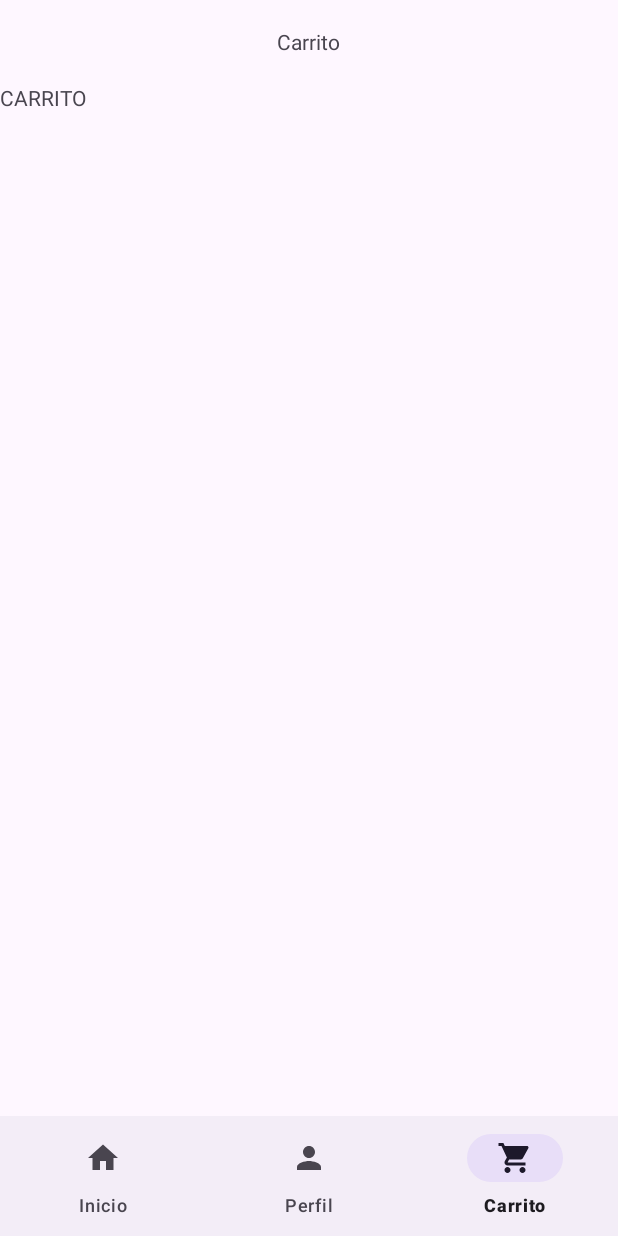
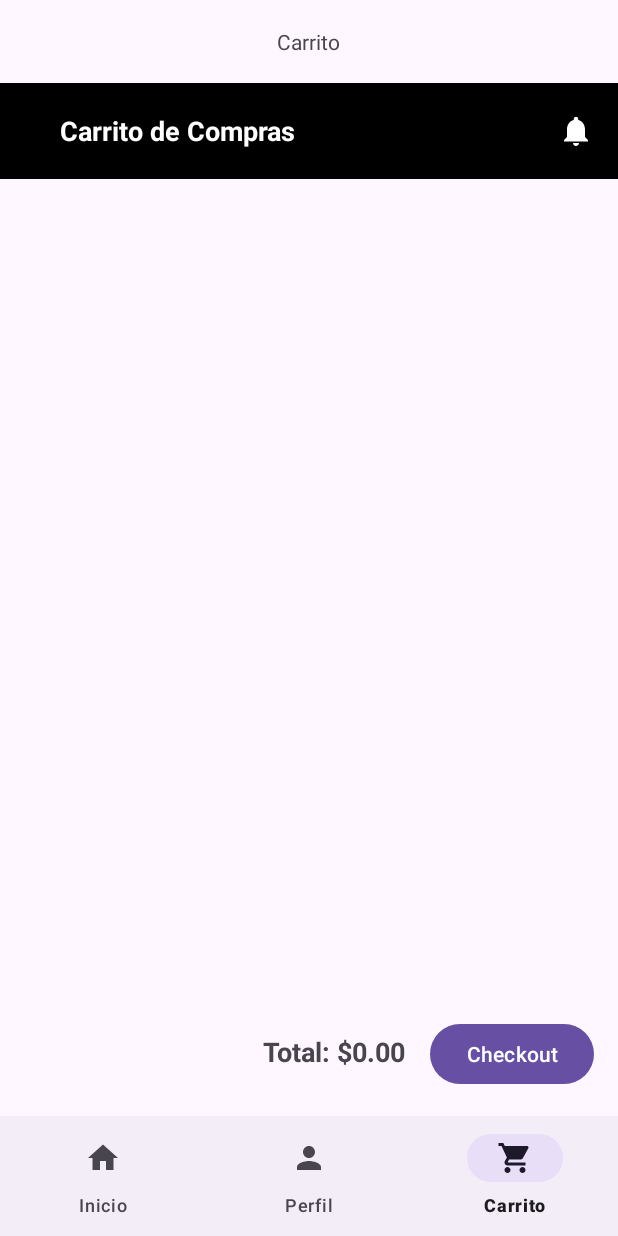
Before and after one commit to pipe0220/KonstruApp-mobil, an Android app: the screen it shows after launch (MainActivity), item 3 of the bottom bar chosen, on a phone screen of 412 x 824 dp. Run offline under Robolectric (Android 15) with nearby library versions, the phone set to English and light mode, and no system bars.

```diff
--- /dev/null
+++ b/app/src/main/res/drawable/action_notification_blanca.xml
@@ -0,0 +1,5 @@
+<vector xmlns:android="http://schemas.android.com/apk/res/android" android:height="24dp" android:tint="#FFFFFF" android:viewportHeight="24" android:viewportWidth="24" android:width="24dp">
+
+    <path android:fillColor="@android:color/white" android:pathData="M12,22c1.1,0 2,-0.9 2,-2h-4c0,1.1 0.89,2 2,2zM18,16v-5c0,-3.07 -1.64,-5.64 -4.5,-6.32L13.5,4c0,-0.83 -0.67,-1.5 -1.5,-1.5s-1.5,0.67 -1.5,1.5v0.68C7.63,5.36 6,7.92 6,11v5l-2,2v1h16v-1l-2,-2z"/>
+
+</vector>
--- /dev/null
+++ b/app/src/main/res/drawable/ic_arrow_back_white.xml
@@ -0,0 +1,4 @@
+<?xml version="1.0" encoding="utf-8"?>
+<selector xmlns:android="http://schemas.android.com/apk/res/android">
+
+</selector>
--- a/app/src/main/res/layout/fragment_carrito.xml
+++ b/app/src/main/res/layout/fragment_carrito.xml
@@ -1,14 +1,88 @@
 <?xml version="1.0" encoding="utf-8"?>
 <FrameLayout xmlns:android="http://schemas.android.com/apk/res/android"
+    xmlns:app="http://schemas.android.com/apk/res-auto"
     xmlns:tools="http://schemas.android.com/tools"
     android:layout_width="match_parent"
     android:layout_height="match_parent"
     tools:context=".Fragmentos.FragmentCarrito">
 
     <!-- TODO: Update blank fragment layout -->
-    <TextView
+
+    <LinearLayout
         android:layout_width="match_parent"
         android:layout_height="match_parent"
-        android:text="CARRITO" />
+        android:orientation="vertical">
 
+        <LinearLayout
+            android:layout_width="match_parent"
+            android:layout_height="?attr/actionBarSize"
+            android:background="#000000"
+            android:gravity="center_vertical"
+            android:orientation="horizontal"
+            android:paddingStart="16dp"
+            android:paddingEnd="16dp">
+
+            <ImageView
+                android:id="@+id/back_button"
+                android:layout_width="24dp"
+                android:layout_height="24dp"
+                android:contentDescription="White"
+                android:rotationX="4"
+                android:src="@drawable/ic_arrow_back_white"
+                android:visibility="visible"
+                app:srcCompat="?attr/homeAsUpIndicator"
+                tools:visibility="visible" />
+
+            <TextView
+                android:layout_width="0dp"
+                android:layout_height="wrap_content"
+                android:layout_weight="1"
+                android:text="Carrito de Compras"
+                android:textColor="@android:color/white"
+                android:textSize="18sp"
+                android:textStyle="bold" />
+
+            <ImageView
+                android:id="@+id/notification_button"
+                android:layout_width="24dp"
+                android:layout_height="24dp"
+                android:contentDescription="White"
+                android:visibility="visible"
+                app:srcCompat="@drawable/action_notification_blanca"
+                tools:visibility="visible" />
+
+        </LinearLayout>
+
+        <ListView
+            android:id="@+id/cart_list"
+            android:layout_width="match_parent"
+            android:layout_height="0dp"
+            android:layout_marginTop="16dp"
+            android:layout_weight="1" />
+
+        <LinearLayout
+            android:layout_width="match_parent"
+            android:layout_height="wrap_content"
+            android:gravity="end"
+            android:orientation="horizontal"
+            android:padding="16dp">
+
+            <TextView
+                android:id="@+id/total_price"
+                android:layout_width="wrap_content"
+                android:layout_height="wrap_content"
+                android:text="Total: $0.00"
+                android:textSize="18sp"
+                android:textStyle="bold" />
+
+            <Button
+                android:id="@+id/checkout_button"
+                android:layout_width="wrap_content"
+                android:layout_height="wrap_content"
+                android:layout_marginStart="16dp"
+                android:text="Checkout" />
+
+        </LinearLayout>
+
+    </LinearLayout>
 </FrameLayout>
```
